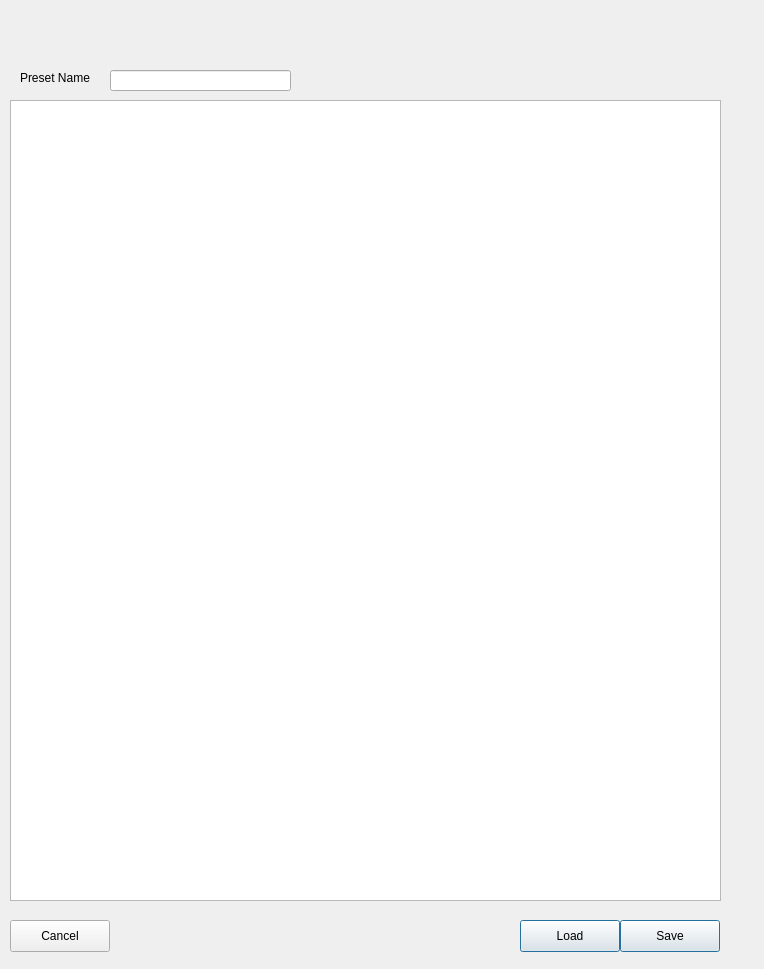
This is src/asammdf/arloo/ui/preset_widget.ui in hayarobi/asammdf as Qt 5 draws it before an edit. The edited form follows.
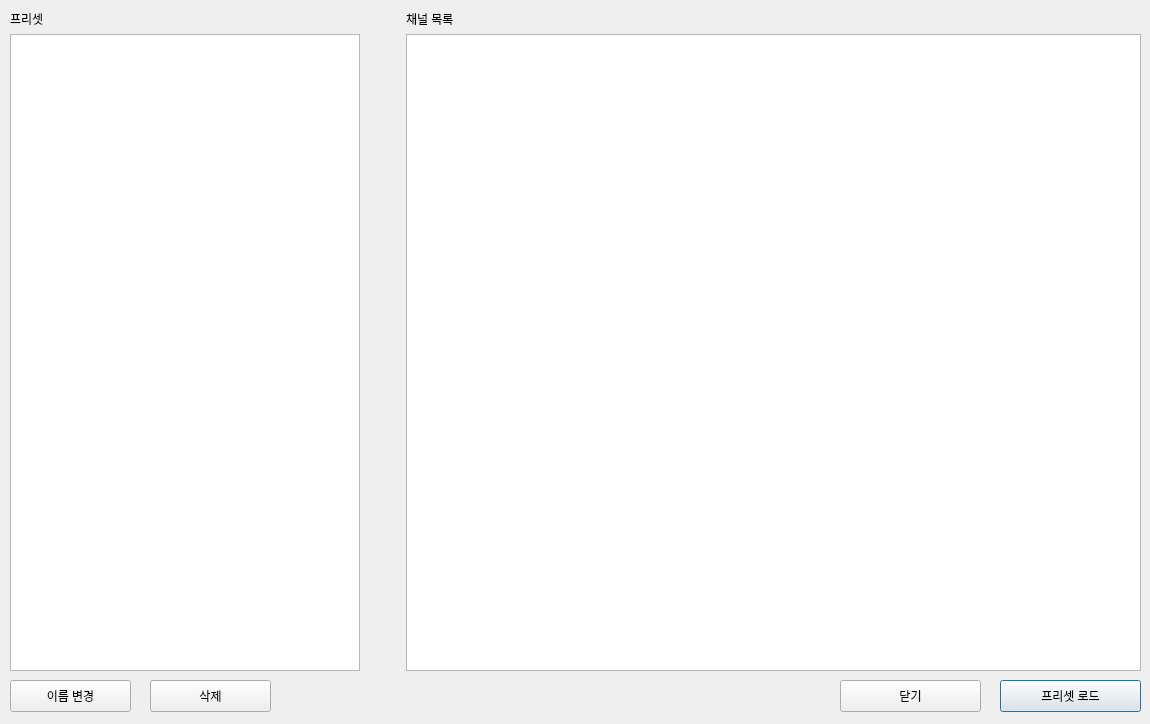
This is the edited form.

Commit message:
프리셋 기능 보긍
- 목록 보기. 삭제 추가
- 그룹 목록을 이름순으로 정렬함

```diff
--- a/src/asammdf/arloo/ui/preset_widget.ui
+++ b/src/asammdf/arloo/ui/preset_widget.ui
@@ -6,89 +6,162 @@
    <rect>
     <x>0</x>
     <y>0</y>
-    <width>764</width>
-    <height>969</height>
+    <width>1150</width>
+    <height>724</height>
    </rect>
   </property>
+  <property name="sizePolicy">
+   <sizepolicy hsizetype="Fixed" vsizetype="Fixed">
+    <horstretch>0</horstretch>
+    <verstretch>0</verstretch>
+   </sizepolicy>
+  </property>
+  <property name="minimumSize">
+   <size>
+    <width>1150</width>
+    <height>724</height>
+   </size>
+  </property>
+  <property name="maximumSize">
+   <size>
+    <width>1150</width>
+    <height>724</height>
+   </size>
+  </property>
+  <property name="focusPolicy">
+   <enum>Qt::NoFocus</enum>
+  </property>
   <property name="windowTitle">
    <string>Form</string>
   </property>
-  <widget class="QPushButton" name="saveButton">
-   <property name="geometry">
-    <rect>
-     <x>620</x>
-     <y>920</y>
-     <width>100</width>
-     <height>32</height>
-    </rect>
-   </property>
-   <property name="text">
-    <string>Save</string>
-   </property>
-   <property name="autoDefault">
-    <bool>true</bool>
-   </property>
-   <property name="default">
-    <bool>true</bool>
-   </property>
-  </widget>
-  <widget class="QListView" name="itemListView">
-   <property name="geometry">
-    <rect>
-     <x>10</x>
-     <y>100</y>
-     <width>711</width>
-     <height>801</height>
-    </rect>
-   </property>
-  </widget>
-  <widget class="QLabel" name="label">
-   <property name="geometry">
-    <rect>
-     <x>20</x>
-     <y>70</y>
-     <width>91</width>
-     <height>16</height>
-    </rect>
-   </property>
-   <property name="text">
-    <string>Preset Name</string>
-   </property>
-  </widget>
-  <widget class="QLineEdit" name="presetNameEdit">
-   <property name="geometry">
-    <rect>
-     <x>110</x>
-     <y>70</y>
-     <width>181</width>
-     <height>21</height>
-    </rect>
-   </property>
-  </widget>
   <widget class="QPushButton" name="cancelButton">
    <property name="geometry">
     <rect>
+     <x>840</x>
+     <y>680</y>
+     <width>141</width>
+     <height>32</height>
+    </rect>
+   </property>
+   <property name="text">
+    <string>닫기</string>
+   </property>
+  </widget>
+  <widget class="QWidget" name="horizontalLayoutWidget">
+   <property name="geometry">
+    <rect>
      <x>10</x>
-     <y>920</y>
-     <width>100</width>
+     <y>10</y>
+     <width>1131</width>
+     <height>661</height>
+    </rect>
+   </property>
+   <layout class="QGridLayout" name="gridLayout" columnstretch="0,1,1">
+    <item row="0" column="0">
+     <layout class="QVBoxLayout" name="groupLayout">
+      <property name="sizeConstraint">
+       <enum>QLayout::SetFixedSize</enum>
+      </property>
+      <item>
+       <widget class="QLabel" name="label">
+        <property name="maximumSize">
+         <size>
+          <width>350</width>
+          <height>16777215</height>
+         </size>
+        </property>
+        <property name="text">
+         <string>프리셋</string>
+        </property>
+       </widget>
+      </item>
+      <item>
+       <widget class="QListView" name="groupListView">
+        <property name="minimumSize">
+         <size>
+          <width>350</width>
+          <height>0</height>
+         </size>
+        </property>
+        <property name="maximumSize">
+         <size>
+          <width>350</width>
+          <height>16777215</height>
+         </size>
+        </property>
+       </widget>
+      </item>
+     </layout>
+    </item>
+    <item row="0" column="1">
+     <spacer name="horizontalSpacer">
+      <property name="orientation">
+       <enum>Qt::Horizontal</enum>
+      </property>
+      <property name="sizeType">
+       <enum>QSizePolicy::Fixed</enum>
+      </property>
+      <property name="sizeHint" stdset="0">
+       <size>
+        <width>40</width>
+        <height>20</height>
+       </size>
+      </property>
+     </spacer>
+    </item>
+    <item row="0" column="2">
+     <layout class="QVBoxLayout" name="channelsLayout">
+      <item>
+       <widget class="QLabel" name="label_2">
+        <property name="text">
+         <string>채널 목록</string>
+        </property>
+       </widget>
+      </item>
+      <item>
+       <widget class="QListView" name="channelsListView"/>
+      </item>
+     </layout>
+    </item>
+   </layout>
+  </widget>
+  <widget class="QPushButton" name="renameButton">
+   <property name="geometry">
+    <rect>
+     <x>10</x>
+     <y>680</y>
+     <width>121</width>
      <height>32</height>
     </rect>
    </property>
    <property name="text">
-    <string>Cancel</string>
+    <string>이름 변경</string>
+   </property>
+  </widget>
+  <widget class="QPushButton" name="deleteButton">
+   <property name="geometry">
+    <rect>
+     <x>150</x>
+     <y>680</y>
+     <width>121</width>
+     <height>32</height>
+    </rect>
+   </property>
+   <property name="text">
+    <string>삭제</string>
    </property>
   </widget>
   <widget class="QPushButton" name="loadButton">
    <property name="geometry">
     <rect>
-     <x>520</x>
-     <y>920</y>
-     <width>100</width>
+     <x>1000</x>
+     <y>680</y>
+     <width>141</width>
      <height>32</height>
     </rect>
    </property>
    <property name="text">
-    <string>Load</string>
+    <string>프리셋 로드</string>
    </property>
    <property name="autoDefault">
     <bool>true</bool>
```
Left out of the diff: 2 changed lines with no effect on the pictures. The commit also changes 8 other files.
